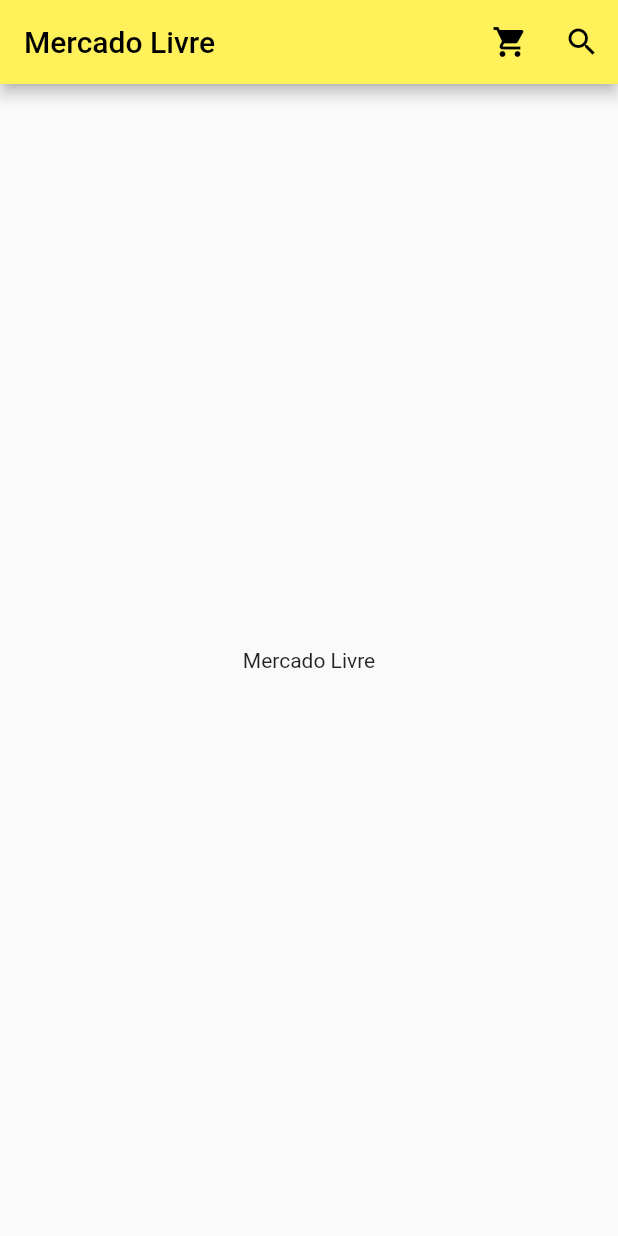
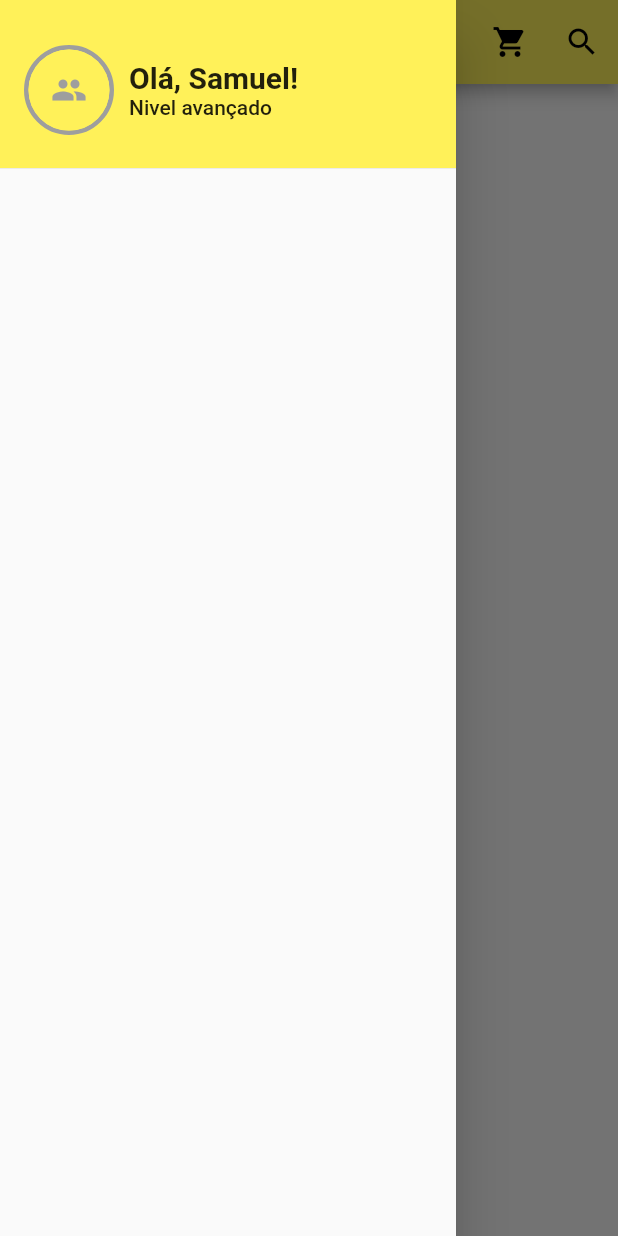
Before and after one commit to SamuWesll/clone_mercadolLivre, a Flutter app: the screen it shows after launch, with the side drawer open (before the commit the screen has no drawer), on a phone screen of 412 x 824 dp. Run offline on Flutter 3.47's test engine with Material 2 defaults, Android fonts, the phone set to English and light mode, and no system bars.

Commit message:
menu drawer

```diff
--- /dev/null
+++ b/lib/widgets/app_menu_drawer.dart
@@ -0,0 +1,54 @@
+import 'package:flutter/material.dart';
+
+class AppMenuDrawer extends StatelessWidget {
+  const AppMenuDrawer({Key? key}) : super(key: key);
+
+  @override
+  Widget build(BuildContext context) {
+    return ListView(
+      children: [
+        Container(
+          height: 120.0,
+          child: DrawerHeader(
+              decoration: BoxDecoration(color: Color.fromRGBO(255, 241, 89, 1)),
+              child: Row(
+                children: [
+                  Container(
+                    width: 60.0,
+                    height: 60.0,
+                    child: CircleAvatar(
+                      child: Icon(Icons.people),
+                      backgroundColor: Color.fromRGBO(255, 241, 89, 1),
+                      foregroundColor: Colors.grey,
+                    ),
+                    decoration: BoxDecoration(
+                        borderRadius: BorderRadius.all(Radius.circular(50.0)),
+                        border: Border.all(
+                          color: Colors.grey,
+                          width: 3.0,
+                        )),
+                  ),
+                  Padding(
+                    padding: const EdgeInsets.all(10.0),
+                    child: Column(
+                      mainAxisAlignment: MainAxisAlignment.center,
+                      crossAxisAlignment: CrossAxisAlignment.start,
+                      children: [
+                        Text(
+                          'Olá, Samuel!',
+                          style: TextStyle(
+                            fontSize: 20.0,
+                            fontWeight: FontWeight.bold,
+                          ),
+                        ),
+                        Text('Nivel avançado')
+                      ],
+                    ),
+                  )
+                ],
+              )),
+        )
+      ],
+    );
+  }
+}
--- a/lib/widgets/home_my_app.dart
+++ b/lib/widgets/home_my_app.dart
@@ -1,5 +1,7 @@
+import 'package:flutter/material.dart';
+
+import 'package:clone_mercado_livre/widgets/app_menu_drawer.dart';
 import 'package:clone_mercado_livre/widgets/app_bar_search.dart';
-import 'package:flutter/material.dart';
 
 class HomeMyApp extends StatefulWidget {
   HomeMyApp({Key? key}) : super(key: key);
@@ -12,6 +14,9 @@
   @override
   Widget build(BuildContext context) {
     return Scaffold(
+      drawer: Drawer(
+        child: AppMenuDrawer(),
+      ),
       appBar: AppBar(
         iconTheme: IconThemeData(
           color: Colors.black,
```
